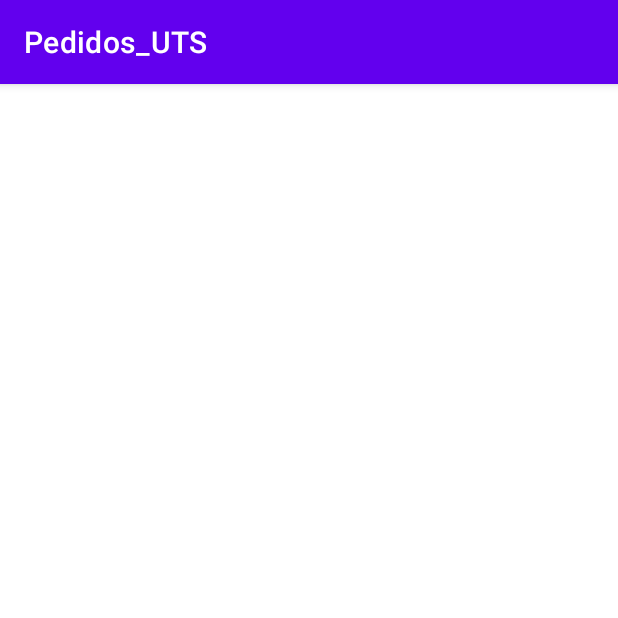
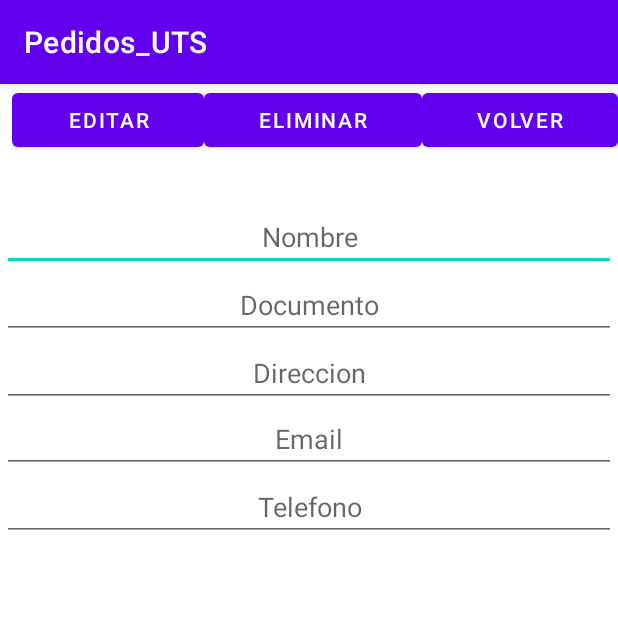
Before and after one commit to brayanmezac/Pedidos_UTS, an Android app: the VerClienteActivity screen opened directly, with no data from a screen before it, on a phone screen of 412 x 824 dp, the top half of it. Run offline under Robolectric (Android 15) with nearby library versions, the phone set to English and light mode, and no system bars; 6 statements that could not run were skipped.

Commit message:
Se arregla error De los botones Para el usuario más sin embargo persiste en el nombramiento de las variables

```diff
--- a/app/src/main/java/co/edu/uts/sistemas/pedidos_uts/Informacion.java
+++ b/app/src/main/java/co/edu/uts/sistemas/pedidos_uts/Informacion.java
@@ -67,4 +67,5 @@ public class Informacion {
         Cliente cliente = new Cliente(010101,"brayan mezac", "dir","example@email.com",312332);
         clientes.add(cliente);
     }
+
 }
--- a/app/src/main/java/co/edu/uts/sistemas/pedidos_uts/MenuActivity.java
+++ b/app/src/main/java/co/edu/uts/sistemas/pedidos_uts/MenuActivity.java
@@ -29,6 +29,10 @@ public class MenuActivity extends AppCompatActivity {
             //lbProducto.setText(Informacion.producto.toString());
             Informacion.cargarProductos();
             mostrarCantidadProductos();
+        }
+        if (Informacion.clientes.size()==0) {
+            Informacion.cargarClientes();
+            //mostrarCantidadClientes();
         }
     }
 
--- a/app/src/main/java/co/edu/uts/sistemas/pedidos_uts/VerClienteActivity.java
+++ b/app/src/main/java/co/edu/uts/sistemas/pedidos_uts/VerClienteActivity.java
@@ -20,6 +20,15 @@ public class VerClienteActivity extends AppCompatActivity {
         posicion=getIntent().getIntExtra("posicion", -1);
         cliente=Informacion.clientes.get(posicion);
         verInformacionCliente();
+    }
+    public void eliminar(View view) {
+        Informacion.clientes.remove(posicion);
+        setResult(RESULT_OK);
+        finish();
+    }
+    public void volver(View view) {
+        setResult(RESULT_CANCELED);
+        finish();
     }
     private void verInformacionCliente() {
         EditText doc = findViewById(R.id.txtDocumentoCliente);
--- a/app/src/main/java/co/edu/uts/sistemas/pedidos_uts/model/Cliente.java
+++ b/app/src/main/java/co/edu/uts/sistemas/pedidos_uts/model/Cliente.java
@@ -65,12 +65,11 @@ public class Cliente {
 
     @Override
     public String toString() {
-        return "Cliente{" +
-                "documento=" + documento +
-                ", nombre='" + nombre + '\'' +
-                ", direccion='" + direccion + '\'' +
-                ", email='" + email + '\'' +
-                ", celular=" + celular +
-                '}';
+        return  "Cliente:" +
+                "\ndocumento= " + documento +
+                "\nnombre= " + nombre +
+                "\ndireccion= " + direccion+
+                "\nemail= " + email +
+                "\ncelular= " + celular;
     }
 }
--- a/app/src/main/res/layout/activity_listar_clientes.xml
+++ b/app/src/main/res/layout/activity_listar_clientes.xml
@@ -16,5 +16,10 @@
     <ListView
         android:id="@+id/listaClientes"
         android:layout_width="match_parent"
-        android:layout_height="match_parent" />
+        android:layout_height="match_parent"
+        android:layout_marginTop="48dp"
+        app:layout_constraintEnd_toEndOf="parent"
+        app:layout_constraintHorizontal_bias="0.0"
+        app:layout_constraintStart_toStartOf="parent"
+        app:layout_constraintTop_toTopOf="parent" />
 </androidx.constraintlayout.widget.ConstraintLayout>
--- a/app/src/main/res/layout/activity_menu.xml
+++ b/app/src/main/res/layout/activity_menu.xml
@@ -51,7 +51,7 @@
         android:layout_height="wrap_content"
         android:layout_marginTop="12dp"
         android:onClick="ejecutar"
-        android:text="Agregar Cliente"
+        android:text="MOSTRAR CLIENTES"
         app:layout_constraintEnd_toEndOf="@+id/btnViewClientes"
         app:layout_constraintHorizontal_bias="0.636"
         app:layout_constraintStart_toStartOf="@+id/btnViewClientes"
@@ -76,7 +76,7 @@
         android:layout_height="wrap_content"
         android:layout_marginTop="12dp"
         android:onClick="ejecutar"
-        android:text="Mostrar Clientes"
+        android:text="Agregar Cliente"
         app:layout_constraintEnd_toEndOf="@+id/btnSalirMenu"
         app:layout_constraintStart_toStartOf="@+id/btnSalirMenu"
         app:layout_constraintTop_toBottomOf="@+id/btnAddClientes" />
--- a/app/src/main/res/layout/activity_ver_cliente.xml
+++ b/app/src/main/res/layout/activity_ver_cliente.xml
@@ -6,4 +6,98 @@
     android:layout_height="match_parent"
     tools:context=".VerClienteActivity">
 
+    <EditText
+        android:id="@+id/txtNombreCliente"
+        android:layout_width="409dp"
+        android:layout_height="wrap_content"
+        android:layout_marginTop="79dp"
+        android:ems="10"
+        android:hint="Nombre"
+        android:inputType="textPersonName"
+        android:textAlignment="center"
+        app:layout_constraintEnd_toEndOf="parent"
+        app:layout_constraintStart_toStartOf="parent"
+        app:layout_constraintTop_toTopOf="parent" />
+
+    <EditText
+        android:id="@+id/txtCelular"
+        android:layout_width="409dp"
+        android:layout_height="wrap_content"
+        android:ems="10"
+        android:hint="Telefono"
+        android:inputType="phone"
+        android:textAlignment="center"
+        app:layout_constraintEnd_toEndOf="parent"
+        app:layout_constraintStart_toStartOf="parent"
+        app:layout_constraintTop_toBottomOf="@+id/txtEmail" />
+
+    <EditText
+        android:id="@+id/txtDireccionCliente"
+        android:layout_width="409dp"
+        android:layout_height="wrap_content"
+        android:ems="10"
+        android:hint="Direccion"
+        android:inputType="textPersonName"
+        android:textAlignment="center"
+        app:layout_constraintEnd_toEndOf="parent"
+        app:layout_constraintStart_toStartOf="parent"
+        app:layout_constraintTop_toBottomOf="@+id/txtDocumentoCliente" />
+
+    <EditText
+        android:id="@+id/txtDocumentoCliente"
+        android:layout_width="409dp"
+        android:layout_height="wrap_content"
+        android:ems="10"
+        android:hint="Documento"
+        android:inputType="textPersonName"
+        android:textAlignment="center"
+        app:layout_constraintEnd_toEndOf="parent"
+        app:layout_constraintStart_toStartOf="parent"
+        app:layout_constraintTop_toBottomOf="@+id/txtNombreCliente" />
+
+    <EditText
+        android:id="@+id/txtEmail"
+        android:layout_width="409dp"
+        android:layout_height="wrap_content"
+        android:layout_marginTop="44dp"
+        android:ems="10"
+        android:hint="Email"
+        android:inputType="textEmailAddress"
+        android:textAlignment="center"
+        app:layout_constraintEnd_toEndOf="parent"
+        app:layout_constraintStart_toStartOf="parent"
+        app:layout_constraintTop_toTopOf="@+id/txtDireccionCliente" />
+
+    <LinearLayout
+        android:layout_width="match_parent"
+        android:layout_height="77dp"
+        android:layout_marginStart="8dp"
+        android:orientation="horizontal"
+        app:layout_constraintStart_toStartOf="parent"
+        tools:layout_editor_absoluteY="359dp">
+
+        <Button
+            android:id="@+id/button"
+            android:layout_width="wrap_content"
+            android:layout_height="wrap_content"
+            android:layout_weight="1"
+            android:onClick="enviar"
+            android:text="Editar" />
+
+        <Button
+            android:id="@+id/button4"
+            android:layout_width="wrap_content"
+            android:layout_height="wrap_content"
+            android:layout_weight="1"
+            android:onClick="eliminar"
+            android:text="Eliminar" />
+
+        <Button
+            android:id="@+id/button2"
+            android:layout_width="wrap_content"
+            android:layout_height="wrap_content"
+            android:layout_weight="1"
+            android:onClick="volver"
+            android:text="Volver" />
+    </LinearLayout>
 </androidx.constraintlayout.widget.ConstraintLayout>
```
